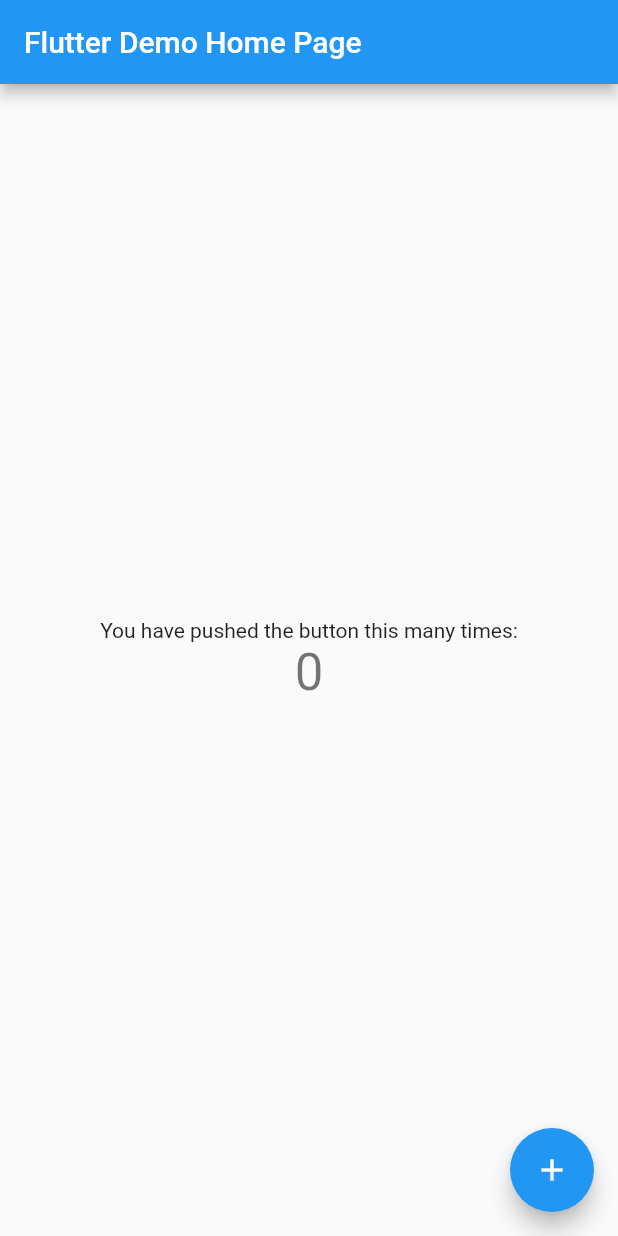
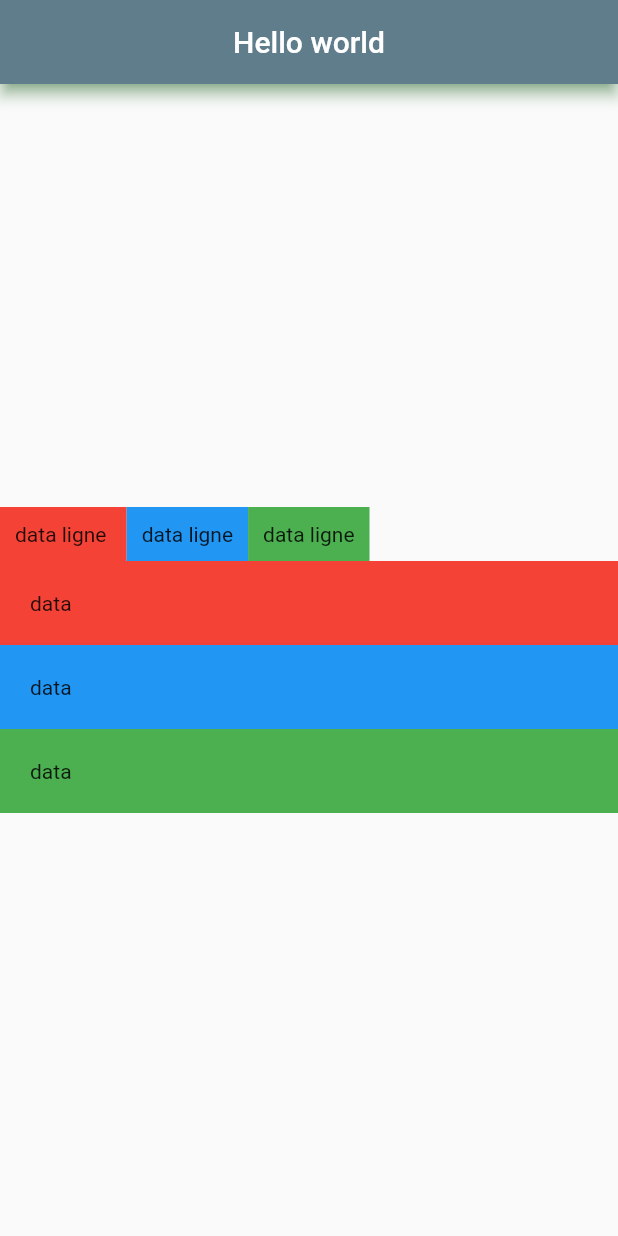
Before and after one commit to L-Paillet/projetFlutter, a Flutter app: the screen it shows after launch, on a phone screen of 412 x 824 dp. Run offline on Flutter 3.47's test engine with Material 2 defaults, Android fonts, the phone set to English and light mode, and no system bars.

Commit message:
projet flutter

```diff
--- a/firstproject/lib/main.dart
+++ b/firstproject/lib/main.dart
@@ -1,115 +1,81 @@
 import 'package:flutter/material.dart';
 
-void main() {
-  runApp(const MyApp());
-}
+void main() => runApp(Home());
+// => runApp(MaterialApp(
+//     home: Scaffold(
+//       appBar: AppBar(
+//         title: const Text("Hello world"),
+//         centerTitle: true,
+//         shadowColor: Colors.green,
+//         backgroundColor: Colors.blueGrey,
+//       ),
+//       body: const Center(
+//         child: Text("Text en dehors de appbar",
+//         style: TextStyle(
+//           fontSize: 20.0,
+//           fontStyle:FontStyle.italic,
+//           ),
+//         ),
+//       )
+//     ),
+//   )
+// );   décocher partie asset
 
-class MyApp extends StatelessWidget {
-  const MyApp({super.key});
-
-  // This widget is the root of your application.
-  @override
-  Widget build(BuildContext context) {
-    return MaterialApp(
-      title: 'Flutter Demo',
-      theme: ThemeData(
-        // This is the theme of your application.
-        //
-        // Try running your application with "flutter run". You'll see the
-        // application has a blue toolbar. Then, without quitting the app, try
-        // changing the primarySwatch below to Colors.green and then invoke
-        // "hot reload" (press "r" in the console where you ran "flutter run",
-        // or simply save your changes to "hot reload" in a Flutter IDE).
-        // Notice that the counter didn't reset back to zero; the application
-        // is not restarted.
-        primarySwatch: Colors.blue,
-      ),
-      home: const MyHomePage(title: 'Flutter Demo Home Page'),
-    );
-  }
-}
-
-class MyHomePage extends StatefulWidget {
-  const MyHomePage({super.key, required this.title});
-
-  // This widget is the home page of your application. It is stateful, meaning
-  // that it has a State object (defined below) that contains fields that affect
-  // how it looks.
-
-  // This class is the configuration for the state. It holds the values (in this
-  // case the title) provided by the parent (in this case the App widget) and
-  // used by the build method of the State. Fields in a Widget subclass are
-  // always marked "final".
-
-  final String title;
-
-  @override
-  State<MyHomePage> createState() => _MyHomePageState();
-}
-
-class _MyHomePageState extends State<MyHomePage> {
-  int _counter = 0;
-
-  void _incrementCounter() {
-    setState(() {
-      // This call to setState tells the Flutter framework that something has
-      // changed in this State, which causes it to rerun the build method below
-      // so that the display can reflect the updated values. If we changed
-      // _counter without calling setState(), then the build method would not be
-      // called again, and so nothing would appear to happen.
-      _counter++;
-    });
-  }
+class Home extends StatelessWidget {
+  const Home({Key? key }) : super(key: key);
 
   @override
   Widget build(BuildContext context) {
-    // This method is rerun every time setState is called, for instance as done
-    // by the _incrementCounter method above.
-    //
-    // The Flutter framework has been optimized to make rerunning build methods
-    // fast, so that you can just rebuild anything that needs updating rather
-    // than having to individually change instances of widgets.
-    return Scaffold(
-      appBar: AppBar(
-        // Here we take the value from the MyHomePage object that was created by
-        // the App.build method, and use it to set our appbar title.
-        title: Text(widget.title),
-      ),
-      body: Center(
-        // Center is a layout widget. It takes a single child and positions it
-        // in the middle of the parent.
-        child: Column(
-          // Column is also a layout widget. It takes a list of children and
-          // arranges them vertically. By default, it sizes itself to fit its
-          // children horizontally, and tries to be as tall as its parent.
-          //
-          // Invoke "debug painting" (press "p" in the console, choose the
-          // "Toggle Debug Paint" action from the Flutter Inspector in Android
-          // Studio, or the "Toggle Debug Paint" command in Visual Studio Code)
-          // to see the wireframe for each widget.
-          //
-          // Column has various properties to control how it sizes itself and
-          // how it positions its children. Here we use mainAxisAlignment to
-          // center the children vertically; the main axis here is the vertical
-          // axis because Columns are vertical (the cross axis would be
-          // horizontal).
+    return (MaterialApp(
+        home: Scaffold(
+          appBar: AppBar(
+            title: const Text("Hello world"),
+            centerTitle: true,
+            shadowColor: Colors.green,
+            backgroundColor: Colors.blueGrey,
+          ),
+          body: Column(
           mainAxisAlignment: MainAxisAlignment.center,
-          children: <Widget>[
-            const Text(
-              'You have pushed the button this many times:',
+            crossAxisAlignment: CrossAxisAlignment.stretch,
+            children: [
+                Row(
+                children: [
+                    Container(
+                      padding: const EdgeInsets.all(10),
+                      color: Colors.red,
+                      child: const Text('data ligne '),
+                    ),
+                    Container(
+                      padding: const EdgeInsets.all(10),
+                      color: Colors.blue,
+                      child: const Text('data ligne'),
+                    ),
+                    Container(
+                      padding: const EdgeInsets.all(10),
+                      color: Colors.green,
+                      child: const Text('data ligne'),
+                    ),
+                ],
+                ),
+                Container(
+                  padding: const EdgeInsets.all(20),
+                  color: Colors.red,
+                  child: const Text('data'),
+                ),
+                Container(
+                  padding: const EdgeInsets.all(20),
+                  color: Colors.blue,
+                  child: const Text('data'),
+                ),
+                Container(
+                  padding: const EdgeInsets.all(20),
+                  color: Colors.green,
+                  child: const Text('data'),
+                ),
+                ],
             ),
-            Text(
-              '$_counter',
-              style: Theme.of(context).textTheme.headline4,
-            ),
-          ],
-        ),
-      ),
-      floatingActionButton: FloatingActionButton(
-        onPressed: _incrementCounter,
-        tooltip: 'Increment',
-        child: const Icon(Icons.add),
-      ), // This trailing comma makes auto-formatting nicer for build methods.
-    );
+          )
+        )
+      );
   }
 }
--- a/firstproject/pubspec.yaml
+++ b/firstproject/pubspec.yaml
@@ -1,3 +1,4 @@
+
 name: firstproject
 description: A new Flutter project.
 
@@ -60,8 +61,8 @@ flutter:
   uses-material-design: true
 
   # To add assets to your application, add an assets section, like this:
-  # assets:
-  #   - images/a_dot_burr.jpeg
+  assets:
+    - asset/
   #   - images/a_dot_ham.jpeg
 
   # An image asset can refer to one or more resolution-specific "variants", see
```
Also changed, not shown: firstproject/asset/masterSushi.png (added), 1 other file.
